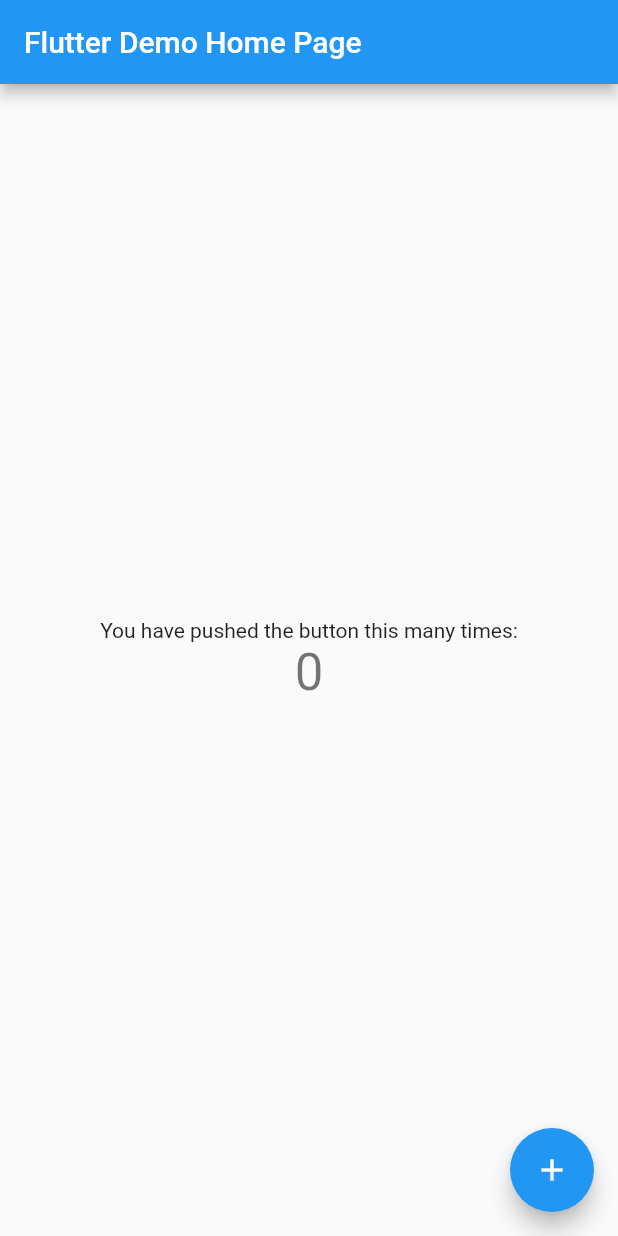
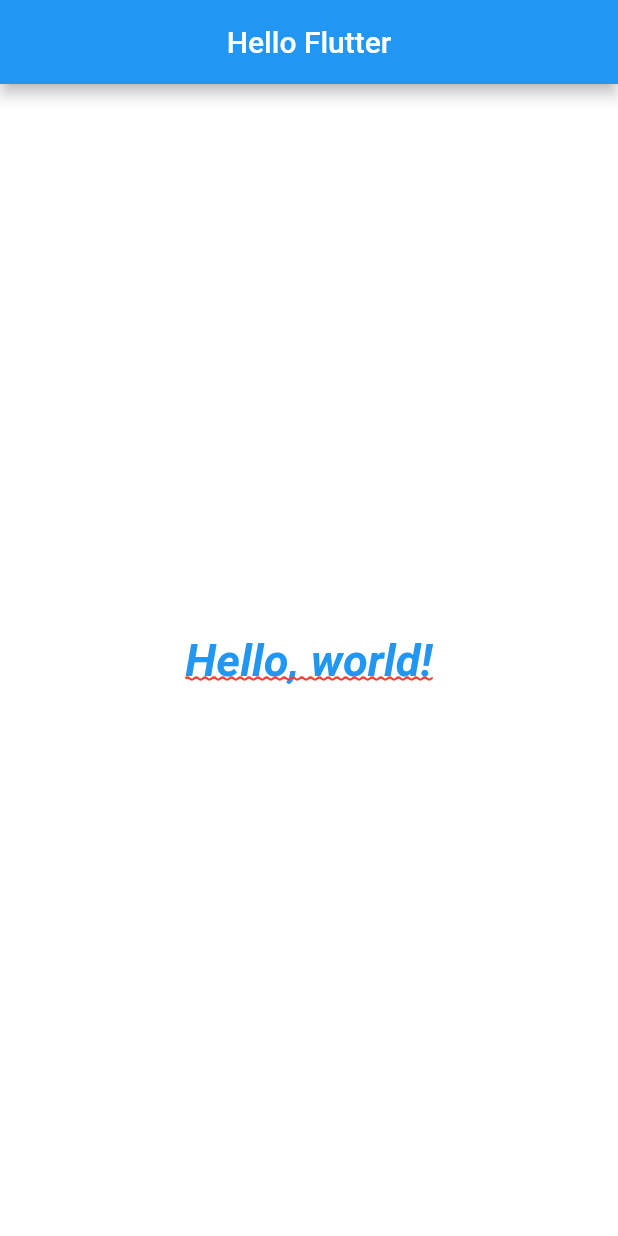
Before and after one commit to GabrielDragone/flutter-essential, a Flutter app: the screen it shows after launch, on a phone screen of 412 x 824 dp. Run offline on Flutter 3.47's test engine with Material 2 defaults, Android fonts, the phone set to English and light mode, and no system bars.

Commit message:
:sleepy: finished class 33 of the course

```diff
--- /dev/null
+++ b/src/flutter_essential/lib/home_page.dart
@@ -0,0 +1,41 @@
+import 'package:flutter/material.dart';
+
+class HomePage extends StatelessWidget {
+  @override
+  Widget build(BuildContext context) {
+    return Scaffold(
+      appBar: AppBar(
+        title: Text(
+          "Hello Flutter",
+        ),
+        centerTitle: true,
+      ),
+      body: _body(),
+    );
+  }
+
+  //Método criado para facilitar visualização e montar o body:
+  _body() {
+    return Container(
+      color: Colors.white,
+      child: Center(
+        child: _text(),
+      ),
+    );
+  }
+
+  //Método criado para facilitar visualização e montar o Text:
+  _text() {
+    return Text(
+      "Hello, world!",
+      style: TextStyle(
+          fontSize: 30,
+          color: Colors.blue,
+          fontStyle: FontStyle.italic,
+          fontWeight: FontWeight.bold,
+          decoration: TextDecoration.underline,
+          decorationColor: Colors.red,
+          decorationStyle: TextDecorationStyle.wavy),
+    );
+  }
+}
--- a/src/flutter_essential/lib/main.dart
+++ b/src/flutter_essential/lib/main.dart
@@ -1,111 +1,17 @@
 import 'package:flutter/material.dart';
+import 'home_page.dart';
 
 void main() => runApp(MyApp());
 
+//Onde o app se inicia, basicamente sempre será assim, chamando uma página que
+//geralmente será a HomePage():
 class MyApp extends StatelessWidget {
-  // This widget is the root of your application.
   @override
   Widget build(BuildContext context) {
     return MaterialApp(
-      title: 'Flutter Demo',
-      theme: ThemeData(
-        // This is the theme of your application.
-        //
-        // Try running your application with "flutter run". You'll see the
-        // application has a blue toolbar. Then, without quitting the app, try
-        // changing the primarySwatch below to Colors.green and then invoke
-        // "hot reload" (press "r" in the console where you ran "flutter run",
-        // or simply save your changes to "hot reload" in a Flutter IDE).
-        // Notice that the counter didn't reset back to zero; the application
-        // is not restarted.
-        primarySwatch: Colors.blue,
-      ),
-      home: MyHomePage(title: 'Flutter Demo Home Page'),
+      debugShowCheckedModeBanner: false,
+      theme: ThemeData(primaryColor: Colors.blue),
+      home: HomePage(),
     );
   }
 }
-
-class MyHomePage extends StatefulWidget {
-  MyHomePage({Key key, this.title}) : super(key: key);
-
-  // This widget is the home page of your application. It is stateful, meaning
-  // that it has a State object (defined below) that contains fields that affect
-  // how it looks.
-
-  // This class is the configuration for the state. It holds the values (in this
-  // case the title) provided by the parent (in this case the App widget) and
-  // used by the build method of the State. Fields in a Widget subclass are
-  // always marked "final".
-
-  final String title;
-
-  @override
-  _MyHomePageState createState() => _MyHomePageState();
-}
-
-class _MyHomePageState extends State<MyHomePage> {
-  int _counter = 0;
-
-  void _incrementCounter() {
-    setState(() {
-      // This call to setState tells the Flutter framework that something has
-      // changed in this State, which causes it to rerun the build method below
-      // so that the display can reflect the updated values. If we changed
-      // _counter without calling setState(), then the build method would not be
-      // called again, and so nothing would appear to happen.
-      _counter++;
-    });
-  }
-
-  @override
-  Widget build(BuildContext context) {
-    // This method is rerun every time setState is called, for instance as done
-    // by the _incrementCounter method above.
-    //
-    // The Flutter framework has been optimized to make rerunning build methods
-    // fast, so that you can just rebuild anything that needs updating rather
-    // than having to individually change instances of widgets.
-    return Scaffold(
-      appBar: AppBar(
-        // Here we take the value from the MyHomePage object that was created by
-        // the App.build method, and use it to set our appbar title.
-        title: Text(widget.title),
-      ),
-      body: Center(
-        // Center is a layout widget. It takes a single child and positions it
-        // in the middle of the parent.
-        child: Column(
-          // Column is also layout widget. It takes a list of children and
-          // arranges them vertically. By default, it sizes itself to fit its
-          // children horizontally, and tries to be as tall as its parent.
-          //
-          // Invoke "debug painting" (press "p" in the console, choose the
-          // "Toggle Debug Paint" action from the Flutter Inspector in Android
-          // Studio, or the "Toggle Debug Paint" command in Visual Studio Code)
-          // to see the wireframe for each widget.
-          //
-          // Column has various properties to control how it sizes itself and
-          // how it positions its children. Here we use mainAxisAlignment to
-          // center the children vertically; the main axis here is the vertical
-          // axis because Columns are vertical (the cross axis would be
-          // horizontal).
-          mainAxisAlignment: MainAxisAlignment.center,
-          children: <Widget>[
-            Text(
-              'You have pushed the button this many times:',
-            ),
-            Text(
-              '$_counter',
-              style: Theme.of(context).textTheme.display1,
-            ),
-          ],
-        ),
-      ),
-      floatingActionButton: FloatingActionButton(
-        onPressed: _incrementCounter,
-        tooltip: 'Increment',
-        child: Icon(Icons.add),
-      ), // This trailing comma makes auto-formatting nicer for build methods.
-    );
-  }
-}
```
Also changed, not shown: 1 other file.
